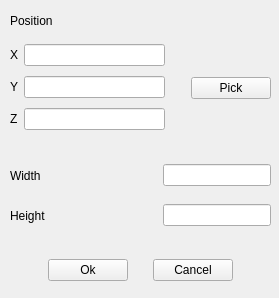
The window that src/OpenParEMg/RectangleEditForm.ui (OpenParEM/OpenParEM) describes before a commit, drawn with Qt 5.
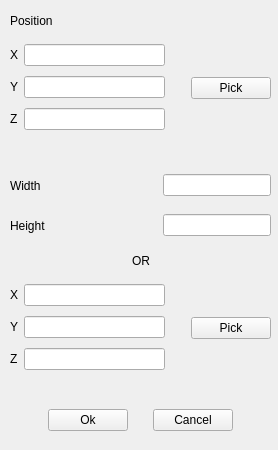
The same window after the commit. Custom widgets are drawn as their Qt base class.

Commit message: upgraded error checking on rectangle, polycircle, and extrusion forms

```diff
--- a/src/OpenParEMg/RectangleEditForm.ui
+++ b/src/OpenParEMg/RectangleEditForm.ui
@@ -6,8 +6,8 @@
    <rect>
     <x>0</x>
     <y>0</y>
-    <width>279</width>
-    <height>298</height>
+    <width>278</width>
+    <height>450</height>
    </rect>
   </property>
   <property name="windowTitle">
@@ -145,7 +145,7 @@
    <property name="geometry">
     <rect>
      <x>10</x>
-     <y>160</y>
+     <y>170</y>
      <width>261</width>
      <height>31</height>
     </rect>
@@ -177,7 +177,7 @@
    <property name="geometry">
     <rect>
      <x>10</x>
-     <y>200</y>
+     <y>210</y>
      <width>261</width>
      <height>31</height>
     </rect>
@@ -209,7 +209,7 @@
    <property name="geometry">
     <rect>
      <x>10</x>
-     <y>250</y>
+     <y>400</y>
      <width>261</width>
      <height>41</height>
     </rect>
@@ -302,6 +302,147 @@
     </item>
    </layout>
   </widget>
+  <widget class="QWidget" name="horizontalLayoutWidget_3">
+   <property name="geometry">
+    <rect>
+     <x>10</x>
+     <y>250</y>
+     <width>261</width>
+     <height>22</height>
+    </rect>
+   </property>
+   <layout class="QHBoxLayout" name="horizontalLayout_9">
+    <item>
+     <spacer name="horizontalSpacer_7">
+      <property name="orientation">
+       <enum>Qt::Orientation::Horizontal</enum>
+      </property>
+      <property name="sizeHint" stdset="0">
+       <size>
+        <width>40</width>
+        <height>20</height>
+       </size>
+      </property>
+     </spacer>
+    </item>
+    <item>
+     <widget class="QLabel" name="labelOr">
+      <property name="text">
+       <string>OR</string>
+      </property>
+     </widget>
+    </item>
+    <item>
+     <spacer name="horizontalSpacer_8">
+      <property name="orientation">
+       <enum>Qt::Orientation::Horizontal</enum>
+      </property>
+      <property name="sizeHint" stdset="0">
+       <size>
+        <width>40</width>
+        <height>20</height>
+       </size>
+      </property>
+     </spacer>
+    </item>
+   </layout>
+  </widget>
+  <widget class="QWidget" name="horizontalLayoutWidget_9">
+   <property name="geometry">
+    <rect>
+     <x>10</x>
+     <y>280</y>
+     <width>261</width>
+     <height>97</height>
+    </rect>
+   </property>
+   <layout class="QHBoxLayout" name="horizontalLayout_10">
+    <item>
+     <layout class="QVBoxLayout" name="verticalLayout_2">
+      <item>
+       <layout class="QHBoxLayout" name="horizontalLayout_11">
+        <item>
+         <widget class="QLabel" name="label_7">
+          <property name="text">
+           <string>X</string>
+          </property>
+         </widget>
+        </item>
+        <item>
+         <widget class="CustomLineEdit" name="position2X">
+          <property name="toolTip">
+           <string>Location position x.</string>
+          </property>
+         </widget>
+        </item>
+       </layout>
+      </item>
+      <item>
+       <layout class="QHBoxLayout" name="horizontalLayout_12">
+        <item>
+         <widget class="QLabel" name="label_8">
+          <property name="text">
+           <string>Y</string>
+          </property>
+         </widget>
+        </item>
+        <item>
+         <widget class="CustomLineEdit" name="position2Y">
+          <property name="toolTip">
+           <string>Location position y.</string>
+          </property>
+         </widget>
+        </item>
+       </layout>
+      </item>
+      <item>
+       <layout class="QHBoxLayout" name="horizontalLayout_13">
+        <item>
+         <widget class="QLabel" name="label_9">
+          <property name="text">
+           <string>Z</string>
+          </property>
+         </widget>
+        </item>
+        <item>
+         <widget class="CustomLineEdit" name="position2Z">
+          <property name="toolTip">
+           <string>Location postion z.</string>
+          </property>
+         </widget>
+        </item>
+       </layout>
+      </item>
+     </layout>
+    </item>
+    <item>
+     <spacer name="verticalSpacer_2">
+      <property name="orientation">
+       <enum>Qt::Orientation::Vertical</enum>
+      </property>
+      <property name="sizeHint" stdset="0">
+       <size>
+        <width>20</width>
+        <height>40</height>
+       </size>
+      </property>
+     </spacer>
+    </item>
+    <item>
+     <widget class="QPushButton" name="pick2">
+      <property name="toolTip">
+       <string>Pick the position from the drawing.</string>
+      </property>
+      <property name="text">
+       <string>Pick</string>
+      </property>
+      <property name="autoDefault">
+       <bool>false</bool>
+      </property>
+     </widget>
+    </item>
+   </layout>
+  </widget>
  </widget>
  <customwidgets>
   <customwidget>
```
The commit also changes 7 other files.
